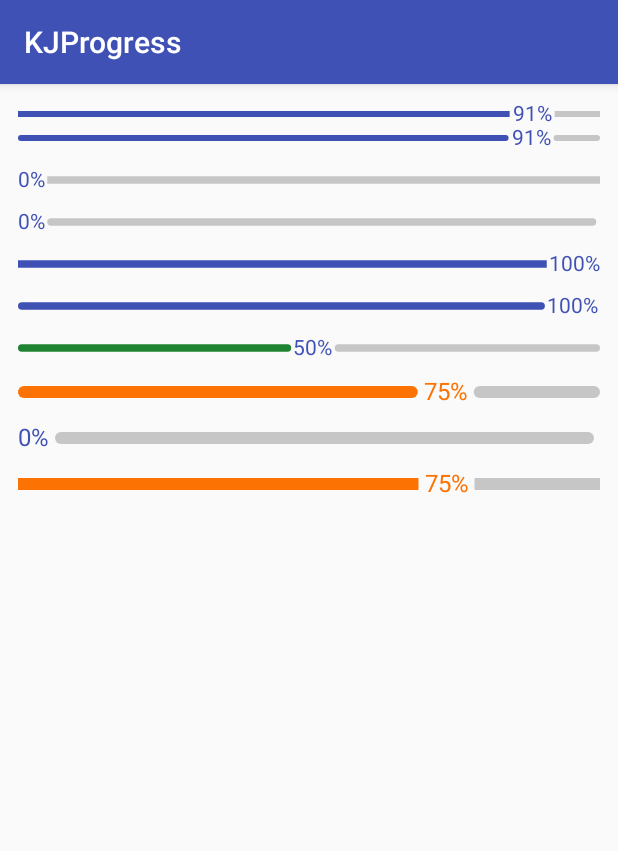
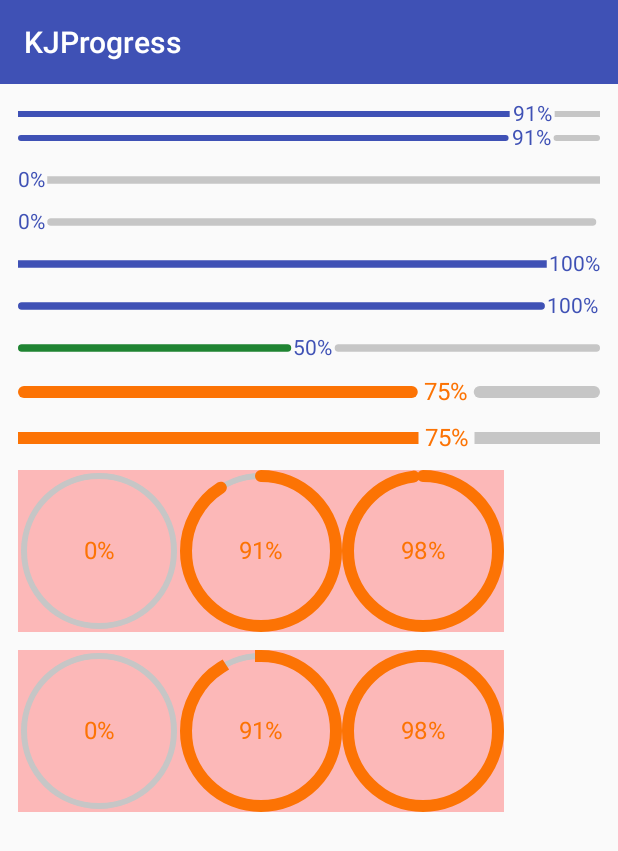
Before and after one commit to KingJA/KJProgress, an Android app: the screen it shows after launch (MainActivity), on a phone screen of 412 x 824 dp. Shown: the top 851 px of the screen. Run offline under Robolectric (Android 15) with nearby library versions, the phone set to English and light mode, and no system bars; 1 statement that could not run was skipped.

Commit message:
add KJProgressRound

```diff
--- /dev/null
+++ b/app/src/main/java/com/kingja/progress/BaseKJProgress.java
@@ -0,0 +1,114 @@
+package com.kingja.progress;
+
+import android.content.Context;
+import android.content.res.TypedArray;
+import android.graphics.Paint;
+import android.os.Bundle;
+import android.os.Parcelable;
+import android.util.AttributeSet;
+import android.util.TypedValue;
+import android.view.View;
+
+/**
+ * 项目名称：
+ * 类描述：TODO
+ * 创建人：KingJA
+ * 创建时间：2016/7/22 10:54
+ * 修改备注：
+ */
+public abstract class BaseKJProgress extends View {
+    protected String TAG = "BaseKJProgress";
+    private static final int PROGRESS_MAX = 100;
+    private static final int REACH_WIDTH = 4;
+    private static final int REACH_COLOR = 0XFF3F51B5;
+    private static final int UNREACH_COLOR = 0XFFC6C6C6;
+    private static final int UNREACH_WIDTH = 4;
+    private static final int PROGRESS_TEXT_SIZE = 14;
+    private static final int PROGRESS_TEXT_COLOR = 0XFF3F51B5;
+    private static final int PROGRESS_TEXT_MARGIN = 4;
+    protected int mProgress;
+    protected int mProgressMax;
+    protected float mReachWidth;
+    protected float mUnreachWidth;
+    protected float mProgressTextSize;
+    protected int mReachColor;
+    protected int mUnreachColor;
+    protected int mProgressTextColor;
+    protected Paint mPaint;
+    protected float mWidth;
+    protected int mHeight;
+    protected float mProgressTextMargin;
+    protected int mSrokeCap;
+
+
+    public BaseKJProgress(Context context) {
+        this(context, null);
+    }
+
+    public BaseKJProgress(Context context, AttributeSet attrs) {
+        this(context, attrs, 0);
+    }
+
+    public BaseKJProgress(Context context, AttributeSet attrs, int defStyleAttr) {
+        super(context, attrs, defStyleAttr);
+        TypedArray typedArray = context.obtainStyledAttributes(attrs, R.styleable.KJProgress);
+        mProgress = typedArray.getInteger(R.styleable.KJProgress_progress, 0);
+        mProgressMax = typedArray.getInteger(R.styleable.KJProgress_progressMax, PROGRESS_MAX);
+        mReachWidth = typedArray.getDimension(R.styleable.KJProgress_reachWidth, dp2px(REACH_WIDTH));
+        mUnreachWidth = typedArray.getDimension(R.styleable.KJProgress_unreachWidth, dp2px(UNREACH_WIDTH));
+        mProgressTextMargin = typedArray.getDimension(R.styleable.KJProgress_progressTextMargin, dp2px(PROGRESS_TEXT_MARGIN));
+        mProgressTextSize = typedArray.getDimension(R.styleable.KJProgress_progressTextSize, sp2px(PROGRESS_TEXT_SIZE));
+        mReachColor = typedArray.getColor(R.styleable.KJProgress_reachColor, REACH_COLOR);
+        mUnreachColor = typedArray.getColor(R.styleable.KJProgress_unreachColor, UNREACH_COLOR);
+        mProgressTextColor = typedArray.getColor(R.styleable.KJProgress_progressTextColor, REACH_COLOR);
+        mSrokeCap = typedArray.getInteger(R.styleable.KJProgress_strokeCap, 0);
+        TAG = getClass().getSimpleName();
+        typedArray.recycle();
+        init();
+    }
+
+    protected abstract void init();
+
+    @Override
+    protected void onSizeChanged(int w, int h, int oldw, int oldh) {
+        super.onSizeChanged(w, h, oldw, oldh);
+        mWidth = getMeasuredWidth() - getPaddingLeft() - getPaddingRight();
+        mHeight = getMeasuredHeight() - getPaddingTop() - getPaddingBottom();
+    }
+
+    protected int dp2px(float dp) {
+        return (int) TypedValue.applyDimension(TypedValue.COMPLEX_UNIT_DIP, dp, getResources().getDisplayMetrics());
+    }
+
+    protected int sp2px(float dp) {
+        return (int) TypedValue.applyDimension(TypedValue.COMPLEX_UNIT_SP, dp, getResources().getDisplayMetrics());
+    }
+
+    protected int getProgress() {
+        return mProgress;
+    }
+
+    protected void setProgress(int mProgress) {
+        this.mProgress = mProgress;
+        invalidate();
+    }
+
+    @Override
+    protected Parcelable onSaveInstanceState() {
+        Bundle bundle = new Bundle();
+        bundle.putParcelable("BASE",super.onSaveInstanceState());//保持父类数据
+        bundle.putInt("PROGRESS",mProgress);
+        return bundle;
+    }
+
+    @Override
+    protected void onRestoreInstanceState(Parcelable state) {
+        if(state instanceof  Bundle){
+            Bundle bundle = (Bundle) state;
+            mProgress = bundle.getInt("PROGRESS");
+            super.onRestoreInstanceState(bundle.getParcelable("BASE"));
+        }else {
+            super.onRestoreInstanceState(state);
+        }
+    }
+}
--- a/app/src/main/java/com/kingja/progress/KJProgress.java
+++ b/app/src/main/java/com/kingja/progress/KJProgress.java
@@ -1,12 +1,10 @@
 package com.kingja.progress;
 
 import android.content.Context;
-import android.content.res.TypedArray;
 import android.graphics.Canvas;
 import android.graphics.Paint;
+import android.os.Parcelable;
 import android.util.AttributeSet;
-import android.util.TypedValue;
-import android.view.View;
 
 /**
  * 项目名称：
@@ -15,62 +13,27 @@ import android.view.View;
  * 创建时间：2016/7/21 14:16
  * 修改备注：
  */
-public class KJProgress extends View {
+public class KJProgress extends BaseKJProgress {
 
-    private static final int PROGRESS_MAX = 100;
-    private static final int REACH_WIDTH = 4;
-    private static final int REACH_COLOR = 0XFF3F51B5;
-    private static final int UNREACH_COLOR = 0XFFC6C6C6;
-    private static final int UNREACH_WIDTH = 4;
-    private static final int PROGRESS_TEXT_SIZE = 14;
-    private static final int PROGRESS_TEXT_COLOR = 0XFF3F51B5;
-    private static final int PROGRESS_TEXT_MARGIN = 4;
-    private static final String TAG = "KJProgress";
-
-    private int mProgress;
-    private int mProgressMax;
-    private float mReachWidth;
-    private float mUnreachWidth;
-    private float mProgressTextSize;
-    private int mReachColor;
-    private int mUnreachColor;
-    private int mProgressTextColor;
-    private Paint mPaint;
-    private float mMaxWidth;
-    private int mHeight;
-    private float mProgressTextMargin;
-    private int mSrokeCap;
 
     public KJProgress(Context context) {
-        this(context, null);
+        super(context);
     }
 
     public KJProgress(Context context, AttributeSet attrs) {
-        this(context, attrs, 0);
+        super(context, attrs);
     }
 
     public KJProgress(Context context, AttributeSet attrs, int defStyleAttr) {
         super(context, attrs, defStyleAttr);
-        TypedArray typedArray = context.obtainStyledAttributes(attrs, R.styleable.KJProgress);
-        mProgress = typedArray.getInteger(R.styleable.KJProgress_progress, 0);
-        mProgressMax = typedArray.getInteger(R.styleable.KJProgress_progressMax, PROGRESS_MAX);
-        mReachWidth = typedArray.getDimension(R.styleable.KJProgress_reachWidth, dp2px(REACH_WIDTH));
-        mProgressTextMargin = typedArray.getDimension(R.styleable.KJProgress_progressTextMargin, dp2px(PROGRESS_TEXT_MARGIN));
-        mUnreachWidth = typedArray.getDimension(R.styleable.KJProgress_unreachWidth, dp2px(UNREACH_WIDTH));
-        mProgressTextSize = typedArray.getDimension(R.styleable.KJProgress_progressTextSize, sp2px(PROGRESS_TEXT_SIZE));
-        mReachColor = typedArray.getColor(R.styleable.KJProgress_reachColor, REACH_COLOR);
-        mUnreachColor = typedArray.getColor(R.styleable.KJProgress_unreachColor, UNREACH_COLOR);
-        mProgressTextColor = typedArray.getColor(R.styleable.KJProgress_progressTextColor, PROGRESS_TEXT_COLOR);
-        mSrokeCap = typedArray.getInteger(R.styleable.KJProgress_strokeCap, 0);
-        init();
     }
 
-    private void init() {
+    @Override
+    protected void init() {
         mPaint = new Paint();
         mPaint.setStrokeCap(mSrokeCap == 0 ? Paint.Cap.ROUND : Paint.Cap.SQUARE);
         mPaint.setAntiAlias(true);
         mPaint.setTextSize(mProgressTextSize);
-
     }
 
     @Override
@@ -111,7 +74,7 @@ public class KJProgress extends View {
 
 
         float radio = getProgress() * 1.0f / mProgressMax * 1.0f;
-        float progressX = radio * (mMaxWidth - textWidth - mProgressTextMargin - offsetLeft * 0.5f - offsetRight);
+        float progressX = radio * (mWidth - textWidth - mProgressTextMargin - offsetLeft * 0.5f - offsetRight);
         float reachX = progressX;
         if (reachX > 0) {
             canvas.drawLine(0, 0, reachX, 0, mPaint);
@@ -123,40 +86,19 @@ public class KJProgress extends View {
         mPaint.setColor(mProgressTextColor);
         if (getProgress() == 0) {
             marginLeft = 0;
+            offsetRight=offsetRight+marginLeft;
         }
         float textX = progressX + marginLeft;
         canvas.drawText(progressText, textX, -textHeight, mPaint);
+        //绘制未完成进度条
 
         if (mProgress < mProgressMax) {
             mPaint.setColor(mUnreachColor);
             float unReachX = textX + textWidth + marginRight;
-            canvas.drawLine(unReachX, 0, mMaxWidth - 2.0f * offsetRight, 0, mPaint);
+            canvas.drawLine(unReachX, 0, mWidth - 2.0f * offsetRight, 0, mPaint);
         }
         canvas.restore();
     }
 
 
-    @Override
-    protected void onSizeChanged(int w, int h, int oldw, int oldh) {
-        super.onSizeChanged(w, h, oldw, oldh);
-        mMaxWidth = getMeasuredWidth() - getPaddingLeft() - getPaddingRight();
-        mHeight = getMeasuredHeight() - getPaddingTop() - getPaddingBottom();
-    }
-
-    public int dp2px(float dp) {
-        return (int) TypedValue.applyDimension(TypedValue.COMPLEX_UNIT_DIP, dp, getResources().getDisplayMetrics());
-    }
-
-    public int sp2px(float dp) {
-        return (int) TypedValue.applyDimension(TypedValue.COMPLEX_UNIT_SP, dp, getResources().getDisplayMetrics());
-    }
-
-    public int getProgress() {
-        return mProgress;
-    }
-
-    public void setProgress(int mProgress) {
-        this.mProgress = mProgress;
-        invalidate();
-    }
 }
--- /dev/null
+++ b/app/src/main/java/com/kingja/progress/KJProgressRound.java
@@ -0,0 +1,116 @@
+package com.kingja.progress;
+
+import android.content.Context;
+import android.content.res.TypedArray;
+import android.graphics.Canvas;
+import android.graphics.Paint;
+import android.graphics.RectF;
+import android.util.AttributeSet;
+import android.util.Log;
+
+/**
+ * 项目名称：
+ * 类描述：TODO
+ * 创建人：KingJA
+ * 创建时间：2016/7/22 10:50
+ * 修改备注：
+ */
+public class KJProgressRound extends BaseKJProgress {
+    private static final int DEFAULT_SIZE = 100;
+    private float mMaxPaintWidth;
+    private int mRadius;
+    private Paint mTextPaint;
+
+
+    public KJProgressRound(Context context) {
+        this(context,null);
+    }
+
+    public KJProgressRound(Context context, AttributeSet attrs) {
+        this(context, attrs,0);
+    }
+
+    public KJProgressRound(Context context, AttributeSet attrs, int defStyleAttr) {
+        super(context, attrs, defStyleAttr);
+        TypedArray typedArray = context.obtainStyledAttributes(attrs,
+                R.styleable.KJProgress);
+        mRadius = (int) typedArray.getDimension(
+                R.styleable.KJProgress_radius, dp2px(100));
+        Log.e(TAG, "mRadius1: "+mRadius);
+        typedArray.recycle();
+    }
+
+    @Override
+    protected void init() {
+        mPaint = new Paint();
+        mPaint.setStyle(Paint.Style.STROKE);
+        mPaint.setStrokeCap(mSrokeCap == 0 ? Paint.Cap.ROUND : Paint.Cap.SQUARE);
+        mPaint.setAntiAlias(true);
+        mPaint.setDither(true);
+        mPaint.setTextSize(mProgressTextSize);
+        mReachWidth = mUnreachWidth * 2;
+
+        mTextPaint = new Paint();
+        mPaint.setAntiAlias(true);
+        mPaint.setDither(true);
+
+    }
+
+
+    @Override
+    protected void onMeasure(int widthMeasureSpec, int heightMeasureSpec) {
+        super.onMeasure(widthMeasureSpec, heightMeasureSpec);
+        mMaxPaintWidth = Math.max(mReachWidth,
+                mUnreachWidth);
+
+        int expect = (int) (mRadius * 2 + mMaxPaintWidth + getPaddingLeft()
+                        + getPaddingRight());
+        int width = resolveSize(expect, widthMeasureSpec);
+        int height = resolveSize(expect, heightMeasureSpec);
+        Log.e(TAG, "width: "+width+"height: "+height);
+        int realWidth = Math.min(width, height);
+        mRadius = (int) ((realWidth - getPaddingLeft() - getPaddingRight() - mMaxPaintWidth) / 2);
+        setMeasuredDimension(realWidth, realWidth);
+
+        Log.e(TAG, "mRadius2: "+mRadius);
+
+        mProgressTextSize=Math.min(mRadius*0.5f,mProgressTextSize);
+
+
+    }
+
+    @Override
+    protected void onDraw(Canvas canvas) {
+        super.onDraw(canvas);
+
+        canvas.translate(getPaddingLeft() + mMaxPaintWidth / 2, getPaddingTop()
+                + mMaxPaintWidth / 2);
+        String progressText=getProgress()+"%";
+        float textWidth = mPaint.measureText(progressText);
+        float offsetY =  - (mPaint.ascent() + mPaint.descent()) / 2;
+        //text
+        mTextPaint.setColor(mProgressTextColor);
+        mTextPaint.setTextSize(mProgressTextSize);
+        canvas.drawText(progressText,mRadius-textWidth*0.5f,mRadius+offsetY,mTextPaint);
+
+
+        //unreach circle
+
+        mPaint.setColor(mUnreachColor);
+        mPaint.setStrokeWidth(mUnreachWidth);
+        canvas.drawArc(new RectF(0, 0,mRadius * 2, mRadius * 2), -90, 360, false, mPaint);
+
+
+        //reach circle
+        mPaint.setColor(mReachColor);
+        mPaint.setStrokeWidth(mReachWidth);
+        float  angle  = getProgress() * 1.0f / mProgressMax*360;
+        canvas.drawArc(new RectF(0, 0,mRadius * 2, mRadius * 2), -90, angle, false, mPaint);
+
+        canvas.restore();
+
+
+    }
+
+
+}
--- a/app/src/main/java/com/kingja/progress/MainActivity.java
+++ b/app/src/main/java/com/kingja/progress/MainActivity.java
@@ -13,15 +13,21 @@ public class MainActivity extends AppCompatActivity {
 
             int currentProgress = progress.getProgress();
             int currentProgress2 = progress2.getProgress();
+            int currentProgress3 = progressRound1.getProgress();
+            int currentProgress4 = progressRound1.getProgress();
             if (currentProgress < 100) {
                 progress.setProgress(++currentProgress);
                 progress2.setProgress(++currentProgress2);
+                progressRound1.setProgress(++currentProgress3);
+                progressRound2.setProgress(++currentProgress4);
                 handler.sendEmptyMessageDelayed(0, 100);
             }
         }
     };
     private KJProgress progress;
     private KJProgress progress2;
+    private KJProgressRound progressRound1;
+    private KJProgressRound progressRound2;
 
     @Override
     protected void onCreate(Bundle savedInstanceState) {
@@ -29,6 +35,8 @@ public class MainActivity extends AppCompatActivity {
         setContentView(R.layout.activity_main);
         progress = (KJProgress) findViewById(R.id.progress);
         progress2 = (KJProgress) findViewById(R.id.progress2);
+        progressRound1 = (KJProgressRound) findViewById(R.id.progressRound1);
+        progressRound2 = (KJProgressRound) findViewById(R.id.progressRound2);
         handler.sendEmptyMessageDelayed(0, 100);
     }
 }
--- a/app/src/main/res/layout/activity_main.xml
+++ b/app/src/main/res/layout/activity_main.xml
@@ -23,79 +23,151 @@
         app:strokeCap="round" />
 
     <com.kingja.progress.KJProgress
+        android:layout_width="match_parent"
+        android:layout_height="wrap_content"
+        android:layout_marginTop="12dp"
+        app:progress="0"
+        app:reachWidth="5dp"
+        app:strokeCap="square" />
+
+    <com.kingja.progress.KJProgress
+        android:layout_width="match_parent"
+        android:layout_height="wrap_content"
+        android:layout_marginTop="12dp"
+        app:progress="0"
+        app:reachWidth="5dp"
+        app:strokeCap="round" />
+
+    <com.kingja.progress.KJProgress
+        android:layout_width="match_parent"
+        android:layout_height="wrap_content"
+        android:layout_marginTop="12dp"
+        app:progress="100"
+        app:reachWidth="5dp"
+        app:strokeCap="square" />
+
+    <com.kingja.progress.KJProgress
+        android:layout_width="match_parent"
+        android:layout_height="wrap_content"
+        android:layout_marginTop="12dp"
+        app:progress="100"
+        app:reachWidth="5dp"
+        app:strokeCap="round" />
+
+    <com.kingja.progress.KJProgress
+        android:layout_width="match_parent"
+        android:layout_height="wrap_content"
+        android:layout_marginTop="12dp"
+        app:progress="50"
+        app:reachColor="#1f8432"
+        app:reachWidth="5dp"
+        app:strokeCap="round" />
+
+    <com.kingja.progress.KJProgress
+        android:layout_width="match_parent"
+        android:layout_height="wrap_content"
+        android:layout_marginTop="12dp"
+        app:progress="75"
+        app:progressTextColor="#fc7304"
+        app:progressTextMargin="8dp"
+        app:progressTextSize="16sp"
+        app:reachColor="#fc7304"
+        app:reachWidth="8dp"
+        app:strokeCap="round" />
+
+
+    <com.kingja.progress.KJProgress
+        android:layout_width="match_parent"
+        android:layout_height="wrap_content"
+        android:layout_marginTop="12dp"
+        app:progress="75"
+        app:progressTextColor="#fc7304"
+        app:progressTextMargin="8dp"
+        app:progressTextSize="16sp"
+        app:reachColor="#fc7304"
+        app:reachWidth="8dp"
+        app:strokeCap="square" />
+
+    <LinearLayout
         android:layout_marginTop="12dp"
         android:layout_width="match_parent"
         android:layout_height="wrap_content"
-        app:strokeCap="square"
-        app:reachWidth="5dp"
-        app:progress="0" />
+        android:orientation="horizontal">
 
-    <com.kingja.progress.KJProgress
+        <com.kingja.progress.KJProgressRound
+            app:radius="50dp"
+            android:layout_width="wrap_content"
+            android:layout_height="wrap_content"
+            android:background="#44ff0000"
+            app:progress="0"
+            app:progressTextColor="#fc7304"
+            app:progressTextSize="16sp"
+            app:reachColor="#fc7304"
+            app:unreachWidth="4dp" />
+
+        <com.kingja.progress.KJProgressRound
+            android:id="@+id/progressRound1"
+            android:layout_width="match_parent"
+            android:layout_height="wrap_content"
+            android:background="#44ff0000"
+            app:radius="50dp"
+            app:progressTextColor="#fc7304"
+            app:progressTextSize="16sp"
+            app:reachColor="#fc7304"
+            app:unreachWidth="4dp"
+            />
+
+        <com.kingja.progress.KJProgressRound
+            app:radius="50dp"
+            app:progress="98"
+            android:layout_width="wrap_content"
+            android:layout_height="wrap_content"
+            android:background="#44ff0000"
+            app:progressTextColor="#fc7304"
+            app:progressTextSize="16sp"
+            app:reachColor="#fc7304"
+            app:unreachWidth="4dp" />
+    </LinearLayout>  <LinearLayout
         android:layout_marginTop="12dp"
         android:layout_width="match_parent"
         android:layout_height="wrap_content"
-        app:strokeCap="round"
-        app:reachWidth="5dp"
-        app:progress="0" />
+        android:orientation="horizontal">
 
-    <com.kingja.progress.KJProgress
-        android:layout_marginTop="12dp"
-        android:layout_width="match_parent"
-        android:layout_height="wrap_content"
-        app:strokeCap="square"
-        app:reachWidth="5dp"
-        app:progress="100" />
+        <com.kingja.progress.KJProgressRound
+            app:radius="50dp"
+            android:layout_width="wrap_content"
+            android:layout_height="wrap_content"
+            android:background="#44ff0000"
+            app:progress="0"
+            app:progressTextColor="#fc7304"
+            app:progressTextSize="16sp"
+            app:reachColor="#fc7304"
+            app:strokeCap="square"
+            app:unreachWidth="4dp" />
 
-    <com.kingja.progress.KJProgress
-        android:layout_marginTop="12dp"
-        android:layout_width="match_parent"
-        android:layout_height="wrap_content"
-        app:strokeCap="round"
-        app:reachWidth="5dp"
-        app:progress="100" />
+        <com.kingja.progress.KJProgressRound
+            android:id="@+id/progressRound2"
+            android:layout_width="match_parent"
+            android:layout_height="wrap_content"
+            android:background="#44ff0000"
+            app:radius="50dp"
+            app:progressTextColor="#fc7304"
+            app:progressTextSize="16sp"
+            app:reachColor="#fc7304"
+            app:unreachWidth="4dp"
+            app:strokeCap="square"
+            />
 
-    <com.kingja.progress.KJProgress
-        android:layout_marginTop="12dp"
-        app:reachColor="#1f8432"
-        android:layout_width="match_parent"
-        android:layout_height="wrap_content"
-        app:strokeCap="round"
-        app:reachWidth="5dp"
-        app:progress="50" />
-
-    <com.kingja.progress.KJProgress
-        android:layout_marginTop="12dp"
-        app:reachColor="#fc7304"
-        app:progressTextColor="#fc7304"
-        android:layout_width="match_parent"
-        android:layout_height="wrap_content"
-        app:strokeCap="round"
-        app:reachWidth="8dp"
-        app:progress="75"
-        app:progressTextMargin="8dp"
-        app:progressTextSize="16sp" />
-
-    <com.kingja.progress.KJProgress
-        android:layout_marginTop="12dp"
-        app:reachColor="#fc7304"
-        android:layout_width="match_parent"
-        android:layout_height="wrap_content"
-        app:strokeCap="round"
-        app:reachWidth="8dp"
-        app:progress="0"
-        app:progressTextMargin="8dp"
-        app:progressTextSize="16sp" />
-
-    <com.kingja.progress.KJProgress
-        app:progressTextColor="#fc7304"
-        android:layout_marginTop="12dp"
-        app:reachColor="#fc7304"
-        android:layout_width="match_parent"
-        android:layout_height="wrap_content"
-        app:strokeCap="square"
-        app:reachWidth="8dp"
-        app:progress="75"
-        app:progressTextMargin="8dp"
-        app:progressTextSize="16sp"
-        />
+        <com.kingja.progress.KJProgressRound
+            app:radius="50dp"
+            app:progress="98"
+            android:layout_width="wrap_content"
+            android:layout_height="wrap_content"
+            android:background="#44ff0000"
+            app:progressTextColor="#fc7304"
+            app:progressTextSize="16sp"
+            app:reachColor="#fc7304"
+            app:strokeCap="square"
+            app:unreachWidth="4dp" />
+    </LinearLayout>
 </LinearLayout>
--- a/app/src/main/res/values/attr.xml
+++ b/app/src/main/res/values/attr.xml
@@ -10,6 +10,7 @@
         <attr name="progressTextSize" format="dimension" />
         <attr name="progressTextColor" format="color|reference" />
         <attr name="progressTextMargin" format="dimension" />
+        <attr name="radius" format="dimension" />
         <attr name="strokeCap">
             <flag name="round" value="0" />
             <flag name="square" value="1" />
```
